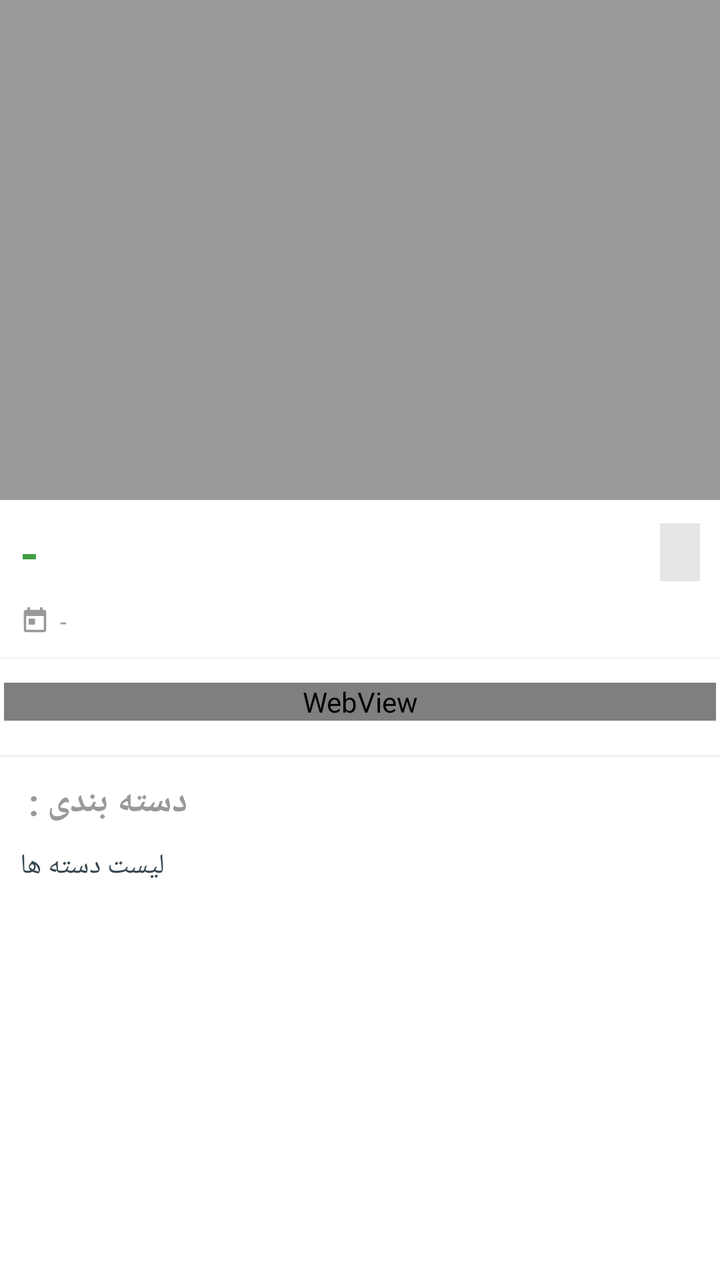
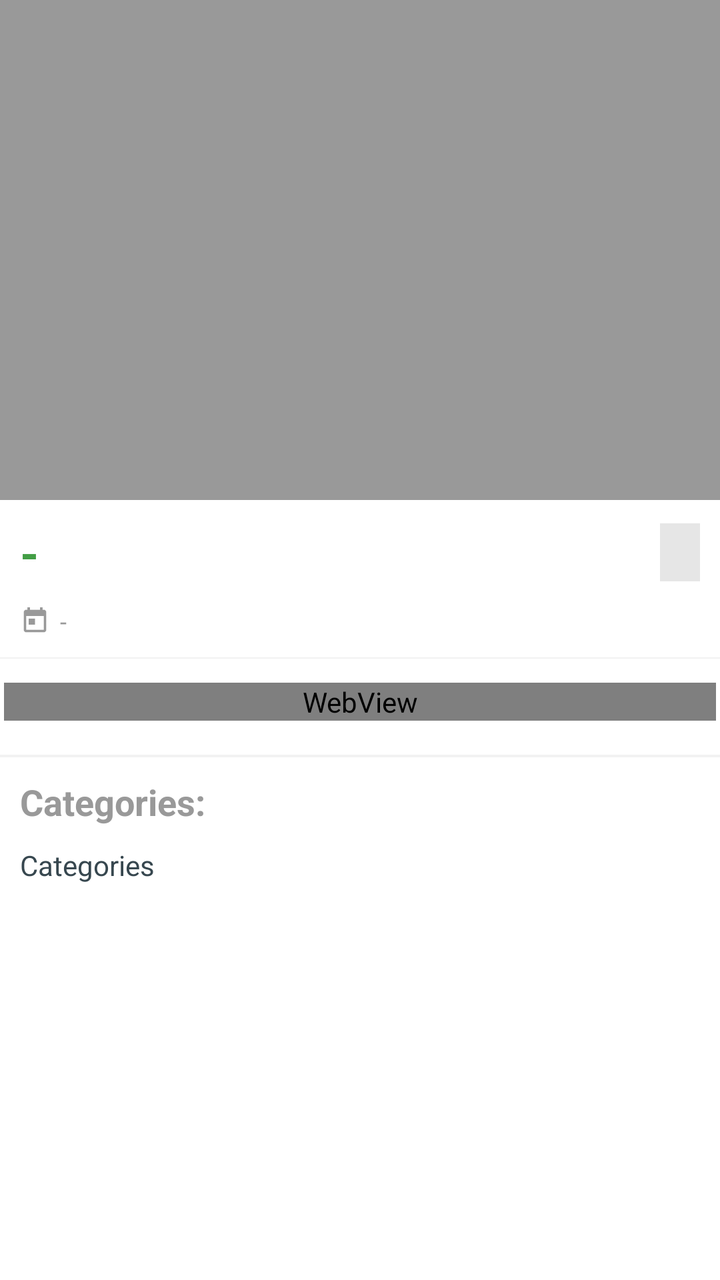

Before-and-after screenshots of an Android layout around one commit, followed by the original layout XML and the change that was made.
<!-- AndroidManifest.xml: application theme AppTheme -->
<!-- res/layout/include_product_content.xml -->
<?xml version="1.0" encoding="utf-8"?>
<androidx.core.widget.NestedScrollView xmlns:android="http://schemas.android.com/apk/res/android"
    xmlns:app="http://schemas.android.com/apk/res-auto"
    android:id="@+id/nested_content"
    android:layout_width="match_parent"
    android:layout_height="match_parent"
    android:background="@android:color/white"
    android:clipToPadding="false"
    android:scrollbars="vertical"
    android:scrollingCache="true"
    app:layout_behavior="@string/appbar_scrolling_view_behavior">

    <LinearLayout
        android:layout_width="match_parent"
        android:layout_height="match_parent"
        android:descendantFocusability="blocksDescendants"
        android:orientation="vertical">

        <RelativeLayout
            android:layout_width="wrap_content"
            android:layout_height="250dp"
            android:layout_weight="1">

            <androidx.viewpager.widget.ViewPager
                android:id="@+id/pager"
                android:layout_width="match_parent"
                android:layout_height="match_parent"
                android:layout_alignParentLeft="true"
                android:layout_alignParentStart="true"
                android:layout_alignParentTop="true"
                android:background="@color/grey_40" />

            <LinearLayout
                android:id="@+id/layout_dots"
                android:layout_width="wrap_content"
                android:layout_height="wrap_content"
                android:layout_alignParentBottom="true"
                android:layout_centerHorizontal="true"
                android:layout_margin="@dimen/spacing_middle"
                android:gravity="end|center_vertical"
                android:orientation="horizontal" />

        </RelativeLayout>


        <LinearLayout
            android:layout_width="match_parent"
            android:layout_height="wrap_content"
            android:layout_gravity="center"
            android:background="@android:color/white"
            android:gravity="center_vertical"
            android:orientation="horizontal"
            android:padding="@dimen/spacing_middle"
            android:visibility="visible">

            <TextView
                android:id="@+id/price"
                android:layout_width="wrap_content"
                android:layout_height="wrap_content"
                android:text="-"
                android:textAppearance="@style/TextAppearance.AppCompat.Headline"
                android:textColor="@color/colorPrice"
                android:textStyle="bold" />

            <View
                android:layout_width="0dp"
                android:layout_height="wrap_content"
                android:layout_weight="1" />

            <TextView
                android:id="@+id/status"
                android:layout_width="wrap_content"
                android:layout_height="wrap_content"
                android:background="@color/grey_10"
                android:paddingBottom="@dimen/spacing_medium"
                android:paddingLeft="@dimen/spacing_middle"
                android:paddingRight="@dimen/spacing_middle"
                android:paddingTop="@dimen/spacing_medium"
                android:textAppearance="@style/TextAppearance.AppCompat.Small"
                android:textColor="@color/colorPrimaryDark"
                android:textStyle="bold"
                android:visibility="visible"/>

        </LinearLayout>

        <LinearLayout
            android:layout_width="match_parent"
            android:layout_height="wrap_content"
            android:layout_gravity="center"
            android:background="@android:color/white"
            android:gravity="center_vertical"
            android:orientation="horizontal"
            android:paddingBottom="@dimen/spacing_middle"
            android:paddingLeft="@dimen/spacing_middle"
            android:paddingRight="@dimen/spacing_middle"
            android:visibility="visible">

            <ImageView
                android:layout_width="@dimen/spacing_large"
                android:layout_height="@dimen/spacing_large"
                android:src="@drawable/ic_date"
                app:tint="@color/grey_40" />

            <TextView
                android:id="@+id/date"
                android:layout_width="wrap_content"
                android:layout_height="wrap_content"
                android:layout_marginLeft="@dimen/spacing_medium"
                android:layout_marginRight="@dimen/spacing_medium"
                android:text="-"
                android:textAppearance="@style/TextAppearance.AppCompat.Caption"
                android:textColor="@color/grey_40" />

        </LinearLayout>

        <View
            android:layout_width="match_parent"
            android:layout_height="2px"
            android:background="@color/grey_5" />

        <RelativeLayout
            android:layout_width="match_parent"
            android:layout_height="match_parent"
            android:paddingBottom="@dimen/spacing_large"
            android:paddingTop="@dimen/spacing_middle">

            <WebView
                android:id="@+id/content"
                android:layout_width="match_parent"
                android:layout_height="wrap_content"
                android:layout_margin="@dimen/spacing_xsmall" />

        </RelativeLayout>

        <View
            android:layout_width="match_parent"
            android:layout_height="2px"
            android:background="@color/grey_5" />

        <View
            android:layout_width="match_parent"
            android:layout_height="2px"
            android:background="@color/grey_5" />

        <LinearLayout
            android:layout_width="match_parent"
            android:layout_height="wrap_content"
            android:orientation="vertical"
            android:padding="@dimen/spacing_middle">

            <TextView
                android:layout_width="wrap_content"
                android:layout_height="wrap_content"
                android:layout_marginBottom="@dimen/spacing_middle"
                android:text="@string/categories_product"
                android:textAppearance="@style/TextAppearance.AppCompat.Medium"
                android:textColor="@color/grey_40"
                android:textStyle="bold" />

            <TextView
                android:id="@+id/category"
                android:layout_width="wrap_content"
                android:layout_height="wrap_content"
                android:text="لیست دسته ها"
                android:textAppearance="@style/TextAppearance.AppCompat.Small"
                android:textColor="@color/grey_80"/>

        </LinearLayout>

    </LinearLayout>

</androidx.core.widget.NestedScrollView>
<!-- resources referenced by this layout -->
<resources>
  <color name="colorPrice">#429E45</color>
  <color name="colorPrimaryDark">#429E45</color>
  <color name="grey_10">#e6e6e6</color>
  <color name="grey_40">#999999</color>
  <color name="grey_5">#f2f2f2</color>
  <color name="grey_80">#37474F</color>
  <dimen name="spacing_large">15dp</dimen>
  <dimen name="spacing_medium">5dp</dimen>
  <dimen name="spacing_middle">10dp</dimen>
  <dimen name="spacing_xsmall">2dp</dimen>
  <!-- drawable ic_date: png bitmap (drawable-hdpi, 218 bytes) -->
  <string name="categories_product">دسته بندی : </string>
  <style name="AppTheme" parent="Theme.AppCompat.Light.NoActionBar">
          
          <item name="colorPrimary">@color/colorPrimary</item>
          <item name="colorPrimaryDark">@color/colorPrimaryDark</item>
          <item name="colorAccent">@color/colorAccent</item>
          <item name="colorControlNormal">@color/grey_60</item>
          <item name="fontFamily">@font/iransans</item>
      </style>
  <color name="colorPrimary">#4DB151</color>
  <color name="colorAccent">#FFDE26</color>
  <color name="grey_60">#666666</color>
</resources>

<!-- the commit's change to res/layout/include_product_content.xml (unified diff, before → after) -->
@@ -161,7 +161,7 @@
                 android:id="@+id/category"
                 android:layout_width="wrap_content"
                 android:layout_height="wrap_content"
-                android:text="لیست دسته ها"
+                android:text="@string/title_category"
                 android:textAppearance="@style/TextAppearance.AppCompat.Small"
                 android:textColor="@color/grey_80"/>
 
<!-- resource entries referenced after the edit -->
@@ -11,7 +11,8 @@
   <dimen name="spacing_middle">10dp</dimen>
   <dimen name="spacing_xsmall">2dp</dimen>
   <!-- drawable ic_date: png bitmap (drawable-hdpi, 218 bytes) -->
-  <string name="categories_product">دسته بندی : </string>
+  <string name="categories_product">Categories: </string>
+  <string name="title_category">Categories</string>
   <style name="AppTheme" parent="Theme.AppCompat.Light.NoActionBar">
           
           <item name="colorPrimary">@color/colorPrimary</item>
